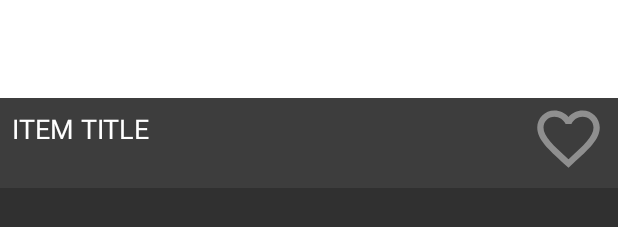
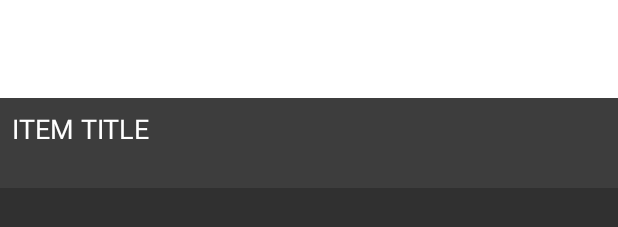
Before and after one commit to TahmidU/RoomDesignerClientAndroidV1, an Android app: the layout item_layout.xml on its own in the app's theme, with its tools: preview values and no code run, on a phone screen of 412 x 824 dp. Shown: the part 172-399 px from the top of the screen. Run offline under Robolectric (Android 15) with nearby library versions, the phone set to English and light mode, and no system bars; network calls fail.

Commit message:
Removed favourite icon from layout and project. Added api to url. Locked scaling in AR sessions.

```diff
--- a/app/src/main/java/com/tahmidu/room_designer_client_android/activity/ARActivity.java
+++ b/app/src/main/java/com/tahmidu/room_designer_client_android/activity/ARActivity.java
@@ -402,7 +402,8 @@ public class ARActivity extends AppCompatActivity
     public void addNodeToScene(Anchor anchor, ModelRenderable renderable) {
         AnchorNode anchorNode = new AnchorNode(anchor);
         TransformableNode node = new TransformableNode(arFragment.getTransformationSystem());
-        node.setLocalScale(new Vector3(0.75f, 0.75f, 0.75f));
+        node.getScaleController().setEnabled(false);
+        node.setWorldScale(new Vector3(0.75f, 0.75f, 0.75f));
         node.setRenderable(renderable);
         node.setParent(anchorNode);
         arFragment.getArSceneView().getScene().addChild(anchorNode);
--- a/app/src/main/java/com/tahmidu/room_designer_client_android/adapter/GalleryRecyclerAdapter.java
+++ b/app/src/main/java/com/tahmidu/room_designer_client_android/adapter/GalleryRecyclerAdapter.java
@@ -40,7 +40,7 @@ public class GalleryRecyclerAdapter extends RecyclerView.Adapter<GalleryRecycler
     @Override
     public void onBindViewHolder(@NonNull GalleryRecyclerAdapter.MyViewHolder holder, int position)
     {
-        String URL = "https://192.168.0.8:8443/image/fetch-thumbnail?itemId="
+        String URL = "https://192.168.0.8:8443/api/image/fetch-thumbnail?itemId="
                 + items.get(position).getItem().getItemId();
 
         Picasso.get()
--- a/app/src/main/java/com/tahmidu/room_designer_client_android/adapter/MainRecyclerAdapter.java
+++ b/app/src/main/java/com/tahmidu/room_designer_client_android/adapter/MainRecyclerAdapter.java
@@ -43,7 +43,7 @@ public class MainRecyclerAdapter extends RecyclerView.Adapter<MainRecyclerAdapte
     @Override
     public void onBindViewHolder(@NonNull MyViewHolder holder, int position)
     {
-        String URL = "https://192.168.0.8:8443/image/fetch-thumbnail?itemId="
+        String URL = "https://192.168.0.8:8443/api/image/fetch-thumbnail?itemId="
                 + items.get(position).getItemId();
 
         Picasso.get()
@@ -63,7 +63,6 @@ public class MainRecyclerAdapter extends RecyclerView.Adapter<MainRecyclerAdapte
     public static class MyViewHolder extends RecyclerView.ViewHolder implements View.OnClickListener
     {
         private ImageView itemImage;
-        private ImageView itemFavourite;
         private TextView itemTitle;
 
         private OnClickListener clickListener;
@@ -73,7 +72,6 @@ public class MainRecyclerAdapter extends RecyclerView.Adapter<MainRecyclerAdapte
             super(itemView);
 
             itemImage = itemView.findViewById(R.id.item_image);
-            itemFavourite = itemView.findViewById(R.id.item_favourite);
             itemTitle = itemView.findViewById(R.id.item_title);
 
             this.clickListener = clickListener;
--- a/app/src/main/java/com/tahmidu/room_designer_client_android/adapter/SubLibraryRecyclerAdapter.java
+++ b/app/src/main/java/com/tahmidu/room_designer_client_android/adapter/SubLibraryRecyclerAdapter.java
@@ -41,7 +41,7 @@ public class SubLibraryRecyclerAdapter extends RecyclerView.Adapter<SubLibraryRe
     @Override
     public void onBindViewHolder(@NonNull SubLibraryRecyclerAdapter.MyViewHolder holder, int position)
     {
-        String URL = "https://192.168.0.8:8443/image/fetch-thumbnail?itemId="
+        String URL = "https://192.168.0.8:8443/api/image/fetch-thumbnail?itemId="
                 + items.get(position).getItemId();
 
         Picasso.get()
--- a/app/src/main/java/com/tahmidu/room_designer_client_android/adapter/view_pager/ItemImagesViewPager.java
+++ b/app/src/main/java/com/tahmidu/room_designer_client_android/adapter/view_pager/ItemImagesViewPager.java
@@ -41,7 +41,7 @@ public class ItemImagesViewPager extends PagerAdapter
     public Object instantiateItem(@NonNull ViewGroup container, int position)
     {
         ImageView imageView = new ImageView(context);
-        String URL = "https://192.168.0.8:8443/image/fetch-image?imageId="
+        String URL = "https://192.168.0.8:8443/api/image/fetch-image?imageId="
                 + images.get(position);
 
         Picasso.get()
--- a/app/src/main/res/drawable/ic_favorite_border_black_24dp.xml
+++ /dev/null
@@ -1,5 +0,0 @@
-<vector android:height="24dp" android:tint="#8F8F8F"
-    android:viewportHeight="24.0" android:viewportWidth="24.0"
-    android:width="24dp" xmlns:android="http://schemas.android.com/apk/res/android">
-    <path android:fillColor="#FF000000" android:pathData="M16.5,3c-1.74,0 -3.41,0.81 -4.5,2.09C10.91,3.81 9.24,3 7.5,3 4.42,3 2,5.42 2,8.5c0,3.78 3.4,6.86 8.55,11.54L12,21.35l1.45,-1.32C18.6,15.36 22,12.28 22,8.5 22,5.42 19.58,3 16.5,3zM12.1,18.55l-0.1,0.1 -0.1,-0.1C7.14,14.24 4,11.39 4,8.5 4,6.5 5.5,5 7.5,5c1.54,0 3.04,0.99 3.57,2.36h1.87C13.46,5.99 14.96,5 16.5,5c2,0 3.5,1.5 3.5,3.5 0,2.89 -3.14,5.74 -7.9,10.05z"/>
-</vector>
--- a/app/src/main/res/layout/item_layout.xml
+++ b/app/src/main/res/layout/item_layout.xml
@@ -17,16 +17,6 @@
         app:layout_constraintStart_toStartOf="parent"
         app:layout_constraintTop_toTopOf="parent" />
 
-    <ImageView
-        android:id="@+id/item_favourite"
-        android:layout_width="50dp"
-        android:layout_height="50dp"
-        android:layout_marginEnd="8dp"
-        android:layout_marginBottom="8dp"
-        app:layout_constraintBottom_toBottomOf="parent"
-        app:layout_constraintEnd_toEndOf="parent"
-        app:srcCompat="@drawable/ic_favorite_border_black_24dp" />
-
     <TextView
         android:id="@+id/item_title"
         android:layout_width="wrap_content"
```
Also changed, not shown: app/src/main/java/com/tahmidu/room_designer_client_android/network/api/APIService.java (+25 -25 lines).
